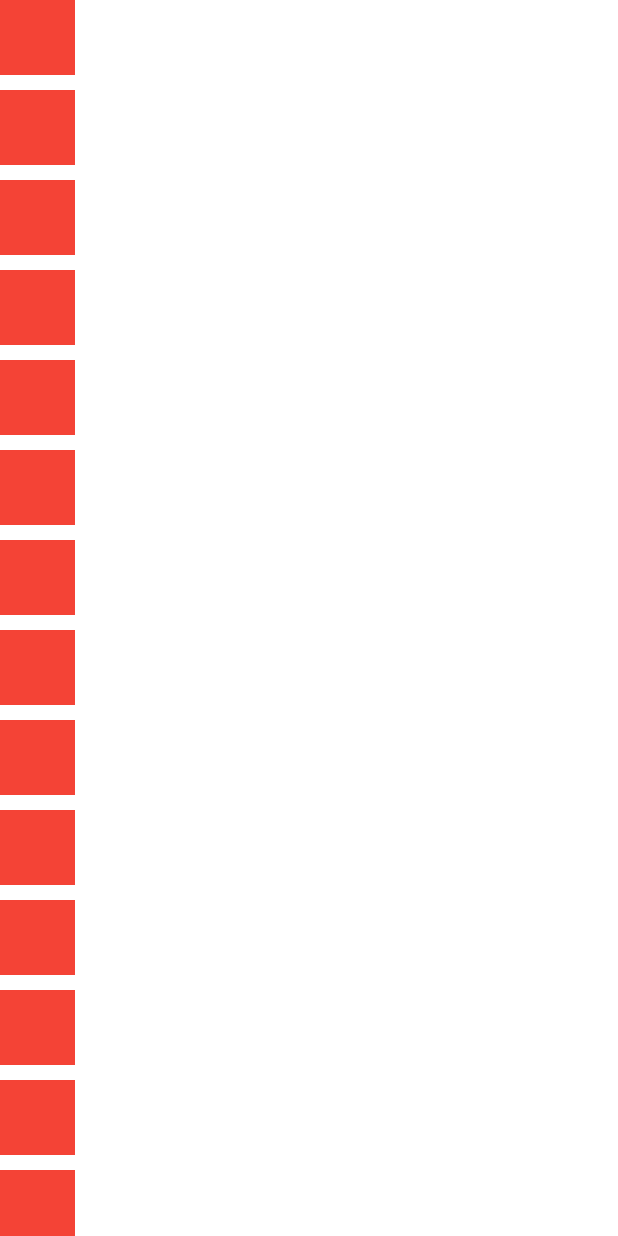
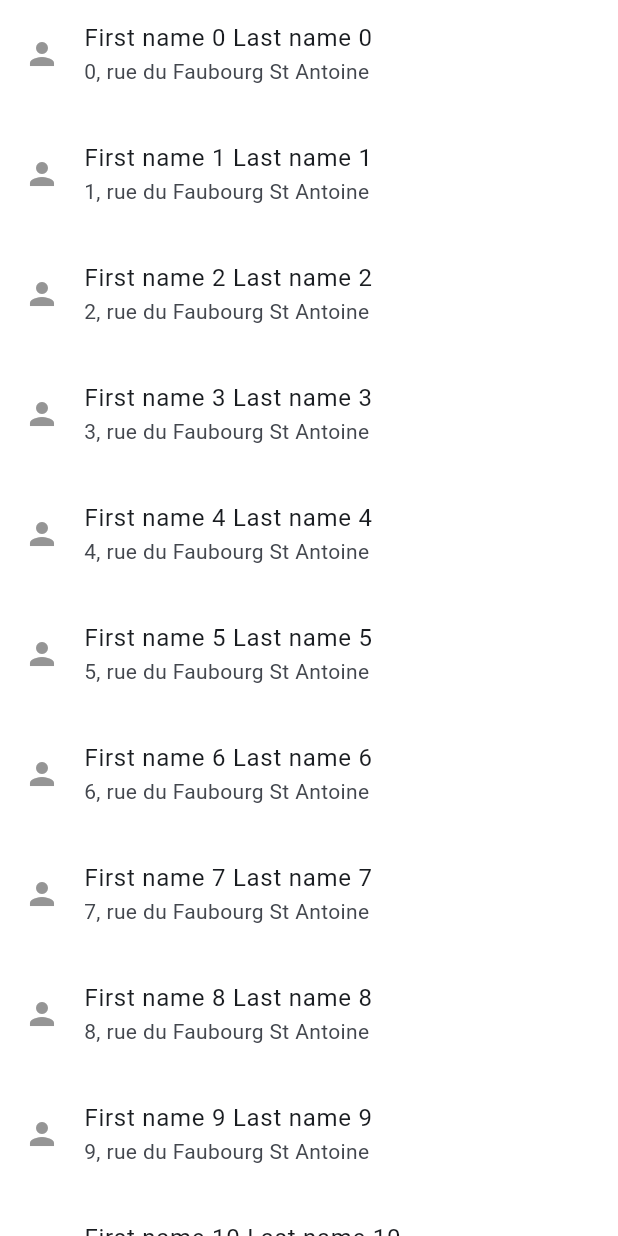
Before and after one commit to ArchOrn/flutter_5iwj_2024, a Flutter app: the screen it shows after launch, on a phone screen of 412 x 824 dp. Run offline on Flutter 3.47's test engine with Material 3 defaults, Android fonts, the phone set to English and light mode, and no system bars; our stand-ins replace device_preview.

Commit message:
Demo with ListTile

```diff
--- a/lib/home/home_screen.dart
+++ b/lib/home/home_screen.dart
@@ -11,16 +11,19 @@ class HomeScreen extends StatelessWidget {
         backgroundColor: Colors.white,
         body: ListView.separated(
           itemBuilder: (context, index) {
-            return const Row(
-              children: [
-                RedSquare(),
-              ],
+            return ListTile(
+              title: Text('First name $index Last name $index'),
+              subtitle: Text('$index, rue du Faubourg St Antoine'),
+              leading: const Icon(
+                Icons.person,
+                color: Color(0xff959595),
+              ),
             );
           },
           separatorBuilder: (context, index) {
-            return const SizedBox(height: 10);
+            return const SizedBox(height: 8);
           },
-          itemCount: 100,
+          itemCount: 100000,
         ),
       ),
     );
```
